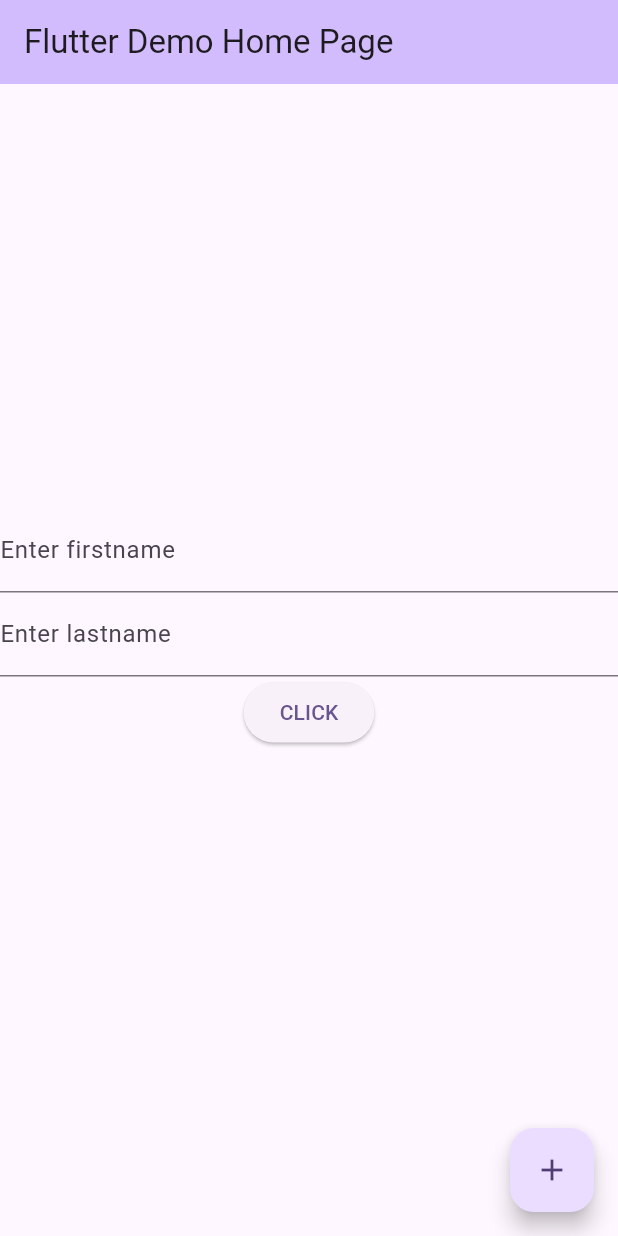
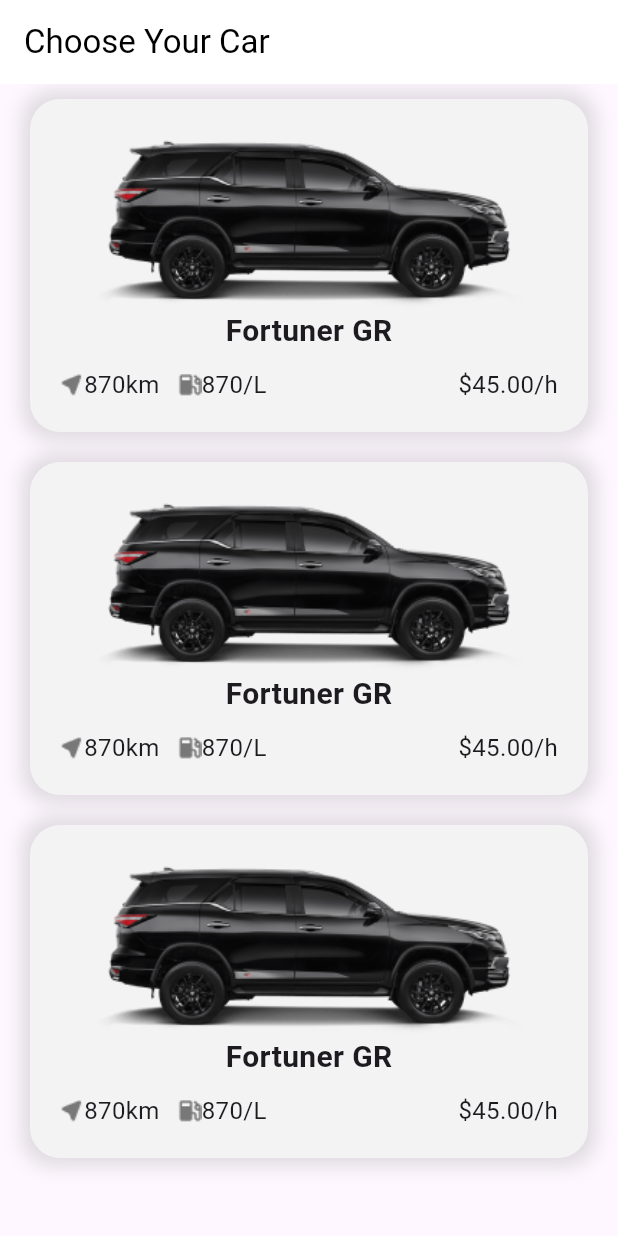
Before and after one commit to grumpyro1/Car-Rental-, a Flutter app: the screen it shows after launch, on a phone screen of 412 x 824 dp. Run offline on Flutter 3.47's test engine with Material 3 defaults, Android fonts, the phone set to English and light mode, and no system bars; our stand-ins replace cloud_firestore, firebase_core; accounts and stored records are empty.

Commit message:
version_one

```diff
--- /dev/null
+++ b/lib/data/models/Car.dart
@@ -0,0 +1,8 @@
+class Car {
+  final String model;
+  final double distance;
+  final double fuelCapacity;
+  final double pricePerHour;
+
+  Car(this.model, this.distance, this.fuelCapacity, this.pricePerHour);
+}
--- a/lib/main.dart
+++ b/lib/main.dart
@@ -1,4 +1,6 @@
 import 'package:car_rental/firebase_options.dart';
+import 'package:car_rental/presentation/pages/car_list_screen.dart';
+import 'package:car_rental/presentation/pages/onboarding_page.dart';
 import 'package:cloud_firestore/cloud_firestore.dart';
 import 'package:firebase_core/firebase_core.dart';
 import 'package:flutter/material.dart';
@@ -15,82 +17,13 @@ class MyApp extends StatelessWidget {
   @override
   Widget build(BuildContext context) {
     return MaterialApp(
+      debugShowCheckedModeBanner: false,
       title: 'Flutter Demo',
       theme: ThemeData(
         colorScheme: ColorScheme.fromSeed(seedColor: Colors.deepPurple),
       ),
-      home: const MyHomePage(title: 'Flutter Demo Home Page'),
+      // home: OnboardingPage()
+      home: CarListScreen(),
     );
   }
 }
-
-class MyHomePage extends StatefulWidget {
-  const MyHomePage({super.key, required this.title});
-
-  final String title;
-
-  @override
-  State<MyHomePage> createState() => _MyHomePageState();
-}
-
-class _MyHomePageState extends State<MyHomePage> {
-  FirebaseFirestore db = FirebaseFirestore.instance; //  initializes the Firestore database
-  final TextEditingController firstName = TextEditingController(); // value
-  final TextEditingController lastName = TextEditingController(); // value
-
-  void _incrementCounter() {
-    final user = {
-      "firstName": firstName.text,
-      "lastName": lastName.text,
-      "born": DateTime(2002, 09, 27),
-    };
-
-    //  adds a new document (user data) to a Firestore collection called users
-    db.collection("users").add(user).then((DocumentReference doc) =>
-      print("User add with ID: ${doc.id}")
-    );
-
-    setState((){ // updating text
-      firstName.text;
-      lastName.text;
-    });
-
-  }
-
-  @override
-  Widget build(BuildContext context) {
-    return Scaffold(
-      appBar: AppBar(
-        backgroundColor: Theme.of(context).colorScheme.inversePrimary,
-        title: Text(widget.title),
-      ),
-      body: Center(
-        child: Column(
-          mainAxisAlignment: MainAxisAlignment.center,
-          children: <Widget>[
-            TextField(
-              decoration: InputDecoration(labelText: 'Enter firstname'),
-              controller: firstName,
-            ),
-            TextField(
-              decoration: InputDecoration(labelText: 'Enter lastname'),
-              controller: lastName,
-            ),
-             ElevatedButton(
-              onPressed: _incrementCounter,
-              child: Text("CLICK"),
-            ),
-
-            Text('${firstName.text}'),
-            Text('${lastName.text}')
-          ],
-        ),
-      ),
-      floatingActionButton: FloatingActionButton(
-        onPressed: _incrementCounter,
-        tooltip: 'Increment',
-        child: const Icon(Icons.add),
-      ),
-    );
-  }
-}
--- /dev/null
+++ b/lib/presentation/pages/car_list_screen.dart
@@ -0,0 +1,28 @@
+import 'package:car_rental/data/models/Car.dart';
+import 'package:car_rental/presentation/widgets/car_card.dart';
+import 'package:flutter/material.dart';
+
+class CarListScreen extends StatelessWidget {
+  // const CarListScreen({super.key});
+  final List<Car> cars = [
+    Car('Fortuner GR', 870, 50, 45),
+    Car('Fortuner GR', 870, 50, 45),
+    Car('Fortuner GR', 870, 50, 45),
+  ];
+  @override
+  Widget build(BuildContext context) {
+    return Scaffold(
+      appBar: AppBar(
+        title: Text('Choose Your Car'),
+        backgroundColor: Colors.white,
+        foregroundColor: Colors.black,
+      ),
+      body: ListView.builder(
+        itemCount: cars.length,
+        itemBuilder: (context, index){
+          return CarCard(car: cars[index]);
+        }
+      ),
+    );
+  }
+}
--- /dev/null
+++ b/lib/presentation/widgets/car_card.dart
@@ -0,0 +1,57 @@
+import 'package:car_rental/data/models/Car.dart';
+import 'package:car_rental/styles/font_styles.dart';
+import 'package:flutter/material.dart';
+
+class CarCard extends StatelessWidget {
+  final Car car;
+  const CarCard({super.key, required this.car});
+
+  @override
+  Widget build(BuildContext context) {
+    return Container(
+      margin: EdgeInsets.symmetric(vertical: 10,horizontal: 20),
+      padding: EdgeInsets.all(20),
+      decoration: BoxDecoration(
+        color: Color(0xffF3F3F3),
+        borderRadius: BorderRadius.circular(20),
+        boxShadow: [
+          BoxShadow(
+            color: Colors.black12,
+            blurRadius: 10,
+            spreadRadius: 5
+          )
+        ]
+        ),
+      child: Column(
+        children: [
+          Image.asset('assets/car_image.png', height: 120),
+          Text(car.model,style: styleFour,),
+          SizedBox(height: 10),
+          Row(
+            mainAxisAlignment: MainAxisAlignment.spaceBetween,
+            children: [
+              Row(
+                children: [
+                  Row(
+                    children: [
+                      Image.asset('assets/gps.png'),
+                      Text('${car.distance.toStringAsFixed(0)}km',style: TextStyle(fontSize: 16),)
+                    ],
+                  ),
+                  SizedBox(width: 10),
+                  Row(
+                    children: [
+                      Image.asset('assets/pump.png'),
+                      Text('${car.distance.toStringAsFixed(0)}/L',style: TextStyle(fontSize: 16),)
+                    ],
+                  )
+                ],
+              ),
+              Text('\$${car.pricePerHour.toStringAsFixed(2)}/h',style: TextStyle(fontSize: 16),)
+            ],
+          ),
+        ],
+      ),
+    );
+  }
+}
--- a/pubspec.yaml
+++ b/pubspec.yaml
@@ -60,8 +60,8 @@ flutter:
   uses-material-design: true
 
   # To add assets to your application, add an assets section, like this:
-  # assets:
-  #   - images/a_dot_burr.jpeg
+  assets:
+    - assets/
   #   - images/a_dot_ham.jpeg
 
   # An image asset can refer to one or more resolution-specific "variants", see
```
Also changed, not shown: lib/presentation/pages/onboarding_page.dart (added, +56 -0 lines), lib/styles/font_styles.dart (added, +20 -0 lines), assets/car_image.png (added), assets/gps.png (added), assets/onboarding.png (added), assets/pump.png (added).
